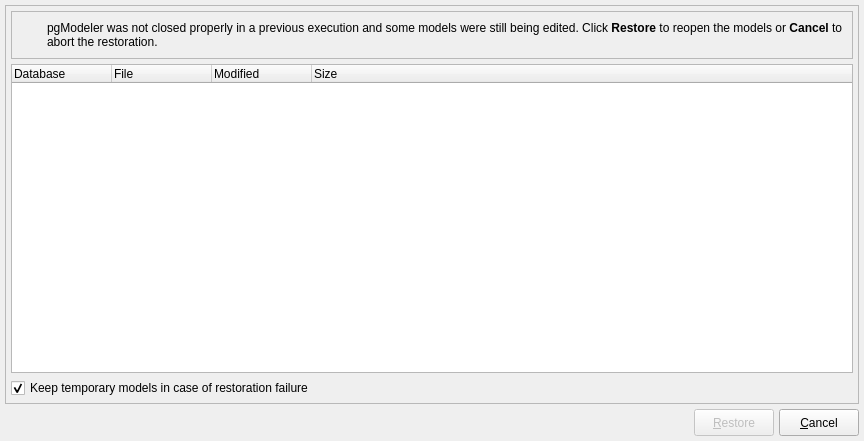
The window that libs/libgui/ui/tools/modelrestorationform.ui (maniac787/pgmodeler) describes before a commit, drawn with Qt 5.
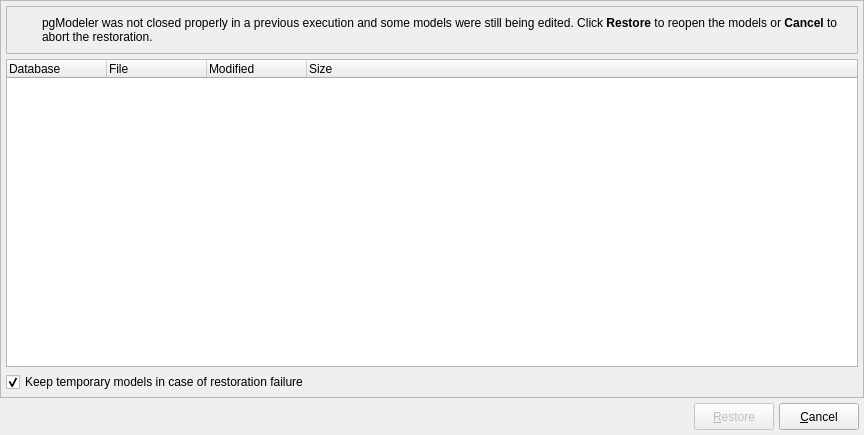
The same window after the commit. Icons and pictures are not drawn.

Commit message:
WIP: Modernize ModelRestorationForm interface
- Update ui-style.conf to include ModelRestorationForm styling
- Remove unnecessary blank line in modelrestorationform.cpp
- Refactor modelrestorationform.ui layout:
  * Replace QGridLayout with QVBoxLayout for main form
  * Create content_frm frame containing main content
  * Reorganize buttons in HBoxLayout at bottom
  * Adjust margins and spacing for better visual consistency
  * Increase minimum window size (500x300 → 600x400)

```diff
--- a/libs/libgui/ui/tools/modelrestorationform.ui
+++ b/libs/libgui/ui/tools/modelrestorationform.ui
@@ -10,7 +10,7 @@
     <x>0</x>
     <y>0</y>
     <width>864</width>
-    <height>441</height>
+    <height>435</height>
    </rect>
   </property>
   <property name="sizePolicy">
@@ -21,8 +21,8 @@
   </property>
   <property name="minimumSize">
    <size>
-    <width>500</width>
-    <height>300</height>
+    <width>600</width>
+    <height>400</height>
    </size>
   </property>
   <property name="maximumSize">
@@ -38,84 +38,24 @@
    <iconset resource="../../../../priv-plugins/res/logoicons.qrc">
     <normaloff>:/icons/icons/pgmodeler_logo.png</normaloff>:/icons/icons/pgmodeler_logo.png</iconset>
   </property>
-  <layout class="QGridLayout" name="gridLayout_3">
+  <layout class="QVBoxLayout" name="verticalLayout">
+   <property name="spacing">
+    <number>5</number>
+   </property>
    <property name="leftMargin">
-    <number>5</number>
+    <number>0</number>
    </property>
    <property name="topMargin">
-    <number>5</number>
+    <number>0</number>
    </property>
    <property name="rightMargin">
-    <number>5</number>
+    <number>0</number>
    </property>
    <property name="bottomMargin">
     <number>5</number>
    </property>
-   <property name="spacing">
-    <number>5</number>
-   </property>
-   <item row="1" column="4">
-    <widget class="QPushButton" name="restore_btn">
-     <property name="enabled">
-      <bool>false</bool>
-     </property>
-     <property name="sizePolicy">
-      <sizepolicy hsizetype="Fixed" vsizetype="Preferred">
-       <horstretch>0</horstretch>
-       <verstretch>0</verstretch>
-      </sizepolicy>
-     </property>
-     <property name="maximumSize">
-      <size>
-       <width>16777215</width>
-       <height>16777215</height>
-      </size>
-     </property>
-     <property name="text">
-      <string>&amp;Restore</string>
-     </property>
-     <property name="icon">
-      <iconset resource="../../res/resources.qrc">
-       <normaloff>:/icons/icons/restore.png</normaloff>:/icons/icons/restore.png</iconset>
-     </property>
-     <property name="iconSize">
-      <size>
-       <width>28</width>
-       <height>28</height>
-      </size>
-     </property>
-     <property name="default">
-      <bool>true</bool>
-     </property>
-    </widget>
-   </item>
-   <item row="1" column="0">
-    <widget class="QLabel" name="pgmodeler_name_lbl">
-     <property name="sizePolicy">
-      <sizepolicy hsizetype="Fixed" vsizetype="Fixed">
-       <horstretch>0</horstretch>
-       <verstretch>0</verstretch>
-      </sizepolicy>
-     </property>
-     <property name="maximumSize">
-      <size>
-       <width>150</width>
-       <height>30</height>
-      </size>
-     </property>
-     <property name="text">
-      <string/>
-     </property>
-     <property name="pixmap">
-      <pixmap resource="../../res/resources.qrc">:/images/images/pgmodeler_name.png</pixmap>
-     </property>
-     <property name="scaledContents">
-      <bool>true</bool>
-     </property>
-    </widget>
-   </item>
-   <item row="0" column="0" colspan="6">
-    <widget class="QFrame" name="frame">
+   <item>
+    <widget class="QFrame" name="content_frm">
      <property name="enabled">
       <bool>true</bool>
      </property>
@@ -345,50 +285,123 @@
      </layout>
     </widget>
    </item>
-   <item row="1" column="5">
-    <widget class="QPushButton" name="cancel_btn">
-     <property name="sizePolicy">
-      <sizepolicy hsizetype="Fixed" vsizetype="Preferred">
-       <horstretch>0</horstretch>
-       <verstretch>0</verstretch>
-      </sizepolicy>
+   <item>
+    <layout class="QHBoxLayout" name="horizontalLayout">
+     <property name="leftMargin">
+      <number>5</number>
      </property>
-     <property name="maximumSize">
-      <size>
-       <width>16777215</width>
-       <height>16777215</height>
-      </size>
+     <property name="rightMargin">
+      <number>5</number>
      </property>
-     <property name="text">
-      <string>&amp;Cancel</string>
+     <property name="bottomMargin">
+      <number>0</number>
      </property>
-     <property name="icon">
-      <iconset resource="../../res/resources.qrc">
-       <normaloff>:/icons/icons/cancel.png</normaloff>:/icons/icons/cancel.png</iconset>
-     </property>
-     <property name="iconSize">
-      <size>
-       <width>28</width>
-       <height>28</height>
-      </size>
-     </property>
-     <property name="flat">
-      <bool>false</bool>
-     </property>
-    </widget>
-   </item>
-   <item row="1" column="1" colspan="3">
-    <spacer name="spacer">
-     <property name="orientation">
-      <enum>Qt::Orientation::Horizontal</enum>
-     </property>
-     <property name="sizeHint" stdset="0">
-      <size>
-       <width>186</width>
-       <height>27</height>
-      </size>
-     </property>
-    </spacer>
+     <item>
+      <widget class="QLabel" name="pgmodeler_name_lbl">
+       <property name="sizePolicy">
+        <sizepolicy hsizetype="Fixed" vsizetype="Fixed">
+         <horstretch>0</horstretch>
+         <verstretch>0</verstretch>
+        </sizepolicy>
+       </property>
+       <property name="maximumSize">
+        <size>
+         <width>150</width>
+         <height>30</height>
+        </size>
+       </property>
+       <property name="text">
+        <string/>
+       </property>
+       <property name="pixmap">
+        <pixmap resource="../../res/resources.qrc">:/images/images/pgmodeler_name.png</pixmap>
+       </property>
+       <property name="scaledContents">
+        <bool>true</bool>
+       </property>
+      </widget>
+     </item>
+     <item>
+      <spacer name="spacer">
+       <property name="orientation">
+        <enum>Qt::Orientation::Horizontal</enum>
+       </property>
+       <property name="sizeHint" stdset="0">
+        <size>
+         <width>186</width>
+         <height>27</height>
+        </size>
+       </property>
+      </spacer>
+     </item>
+     <item>
+      <widget class="QPushButton" name="restore_btn">
+       <property name="enabled">
+        <bool>false</bool>
+       </property>
+       <property name="sizePolicy">
+        <sizepolicy hsizetype="Fixed" vsizetype="Preferred">
+         <horstretch>0</horstretch>
+         <verstretch>0</verstretch>
+        </sizepolicy>
+       </property>
+       <property name="maximumSize">
+        <size>
+         <width>16777215</width>
+         <height>16777215</height>
+        </size>
+       </property>
+       <property name="text">
+        <string>&amp;Restore</string>
+       </property>
+       <property name="icon">
+        <iconset resource="../../res/resources.qrc">
+         <normaloff>:/icons/icons/restore.png</normaloff>:/icons/icons/restore.png</iconset>
+       </property>
+       <property name="iconSize">
+        <size>
+         <width>28</width>
+         <height>28</height>
+        </size>
+       </property>
+       <property name="default">
+        <bool>true</bool>
+       </property>
+      </widget>
+     </item>
+     <item>
+      <widget class="QPushButton" name="cancel_btn">
+       <property name="sizePolicy">
+        <sizepolicy hsizetype="Fixed" vsizetype="Preferred">
+         <horstretch>0</horstretch>
+         <verstretch>0</verstretch>
+        </sizepolicy>
+       </property>
+       <property name="maximumSize">
+        <size>
+         <width>16777215</width>
+         <height>16777215</height>
+        </size>
+       </property>
+       <property name="text">
+        <string>&amp;Cancel</string>
+       </property>
+       <property name="icon">
+        <iconset resource="../../res/resources.qrc">
+         <normaloff>:/icons/icons/cancel.png</normaloff>:/icons/icons/cancel.png</iconset>
+       </property>
+       <property name="iconSize">
+        <size>
+         <width>28</width>
+         <height>28</height>
+        </size>
+       </property>
+       <property name="flat">
+        <bool>false</bool>
+       </property>
+      </widget>
+     </item>
+    </layout>
    </item>
   </layout>
  </widget>
```
Left out of the diff: 2 changed lines with no effect on the pictures. The commit also changes 3 other files.
